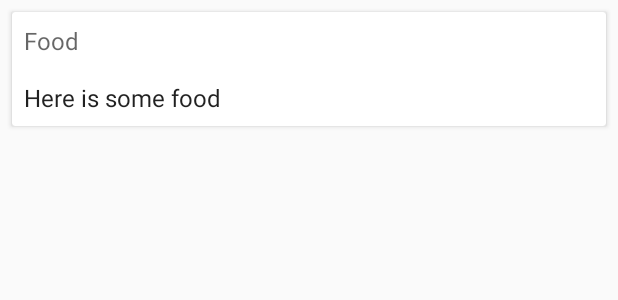
After one commit to hti-group4/PECS2life, an Android app: the layout list_item.xml on its own in the app's theme, with its tools: preview values and no code run, on a phone screen of 412 x 824 dp. The commit adds this screen. Shown: the top 300 px of the screen. Run offline under Robolectric (Android 15) with nearby library versions, the phone set to English and light mode, and no system bars.

Commit message:
1: Added list item for viewing PECS cards. 2: removed unnecessary comments. 3: Added some strings & styles for building a card. 4: Added Glide library

```diff
--- a/PECS2lifeAndroid/app/build.gradle
+++ b/PECS2lifeAndroid/app/build.gradle
@@ -25,6 +25,8 @@ dependencies {
     implementation 'com.google.android.material:material:1.0.0'
     implementation 'androidx.constraintlayout:constraintlayout:1.1.3'
     implementation 'androidx.lifecycle:lifecycle-extensions:2.1.0'
+    implementation 'com.github.bumptech.glide:glide:4.10.0'
+    annotationProcessor 'com.github.bumptech.glide:compiler:4.10.0'
     testImplementation 'junit:junit:4.12'
     androidTestImplementation 'androidx.test.ext:junit:1.1.1'
     androidTestImplementation 'androidx.test.espresso:espresso-core:3.2.0'
--- /dev/null
+++ b/PECS2lifeAndroid/app/src/main/res/layout/list_item.xml
@@ -0,0 +1,50 @@
+<?xml version="1.0" encoding="utf-8"?>
+
+<androidx.cardview.widget.CardView
+    xmlns:android="http://schemas.android.com/apk/res/android"
+    android:layout_width="match_parent"
+    android:layout_height="wrap_content"
+    android:layout_margin="8dp">
+
+    <RelativeLayout
+        android:layout_width="match_parent"
+        android:layout_height="wrap_content">
+
+        <ImageView
+            android:id="@+id/sportsImage"
+            android:layout_width="match_parent"
+            android:layout_height="wrap_content"
+            android:adjustViewBounds="true"
+            android:contentDescription="@string/PECSCardImageDescription" />
+
+        <TextView
+            android:id="@+id/title"
+            style="@style/PECSCardTitle"
+            android:layout_width="wrap_content"
+            android:layout_height="wrap_content"
+            android:padding="8dp"
+            android:layout_alignBottom="@id/sportsImage"
+            android:theme="@style/ThemeOverlay.AppCompat.Dark"
+            android:text="@string/title_placeholder" />
+
+        <TextView
+            android:id="@+id/newsTitle"
+            style="@style/PECSCardDetailText"
+            android:layout_width="wrap_content"
+            android:layout_height="wrap_content"
+            android:layout_below="@id/sportsImage"
+            android:textColor="?android:textColorSecondary"
+            android:padding="8dp"
+            android:text="@string/food_placeholder" />
+
+        <TextView
+            android:id="@+id/subTitle"
+            style="@style/PECSCardDetailText"
+            android:layout_width="wrap_content"
+            android:layout_height="wrap_content"
+            android:layout_below="@id/newsTitle"
+            android:padding="8dp"
+            android:text="@string/food_info_placeholder" />
+
+    </RelativeLayout>
+</androidx.cardview.widget.CardView>
--- a/PECS2lifeAndroid/app/src/main/res/values/styles.xml
+++ b/PECS2lifeAndroid/app/src/main/res/values/styles.xml
@@ -17,4 +17,10 @@
 
     <style name="AppTheme.PopupOverlay" parent="ThemeOverlay.AppCompat.Light" />
 
+    <style name="PECSCardTitle" parent="TextAppearance.AppCompat.Headline"/>
+
+    <style name="PECSCardDetailText" parent="TextAppearance.AppCompat.Subhead"/>
+
+    <style name="PECSCardDetailTitle" parent="TextAppearance.AppCompat.Headline"/>
+
 </resources>
```
Also changed, not shown: PECS2lifeAndroid/app/src/main/res/layout/tab_fragment1.xml (+2 -16 lines), PECS2lifeAndroid/app/src/main/res/layout/tab_fragment2.xml (+1 -15 lines), PECS2lifeAndroid/app/src/main/res/layout/tab_fragment3.xml (+1 -15 lines), PECS2lifeAndroid/app/src/main/res/values/strings.xml (+26 -0 lines).
